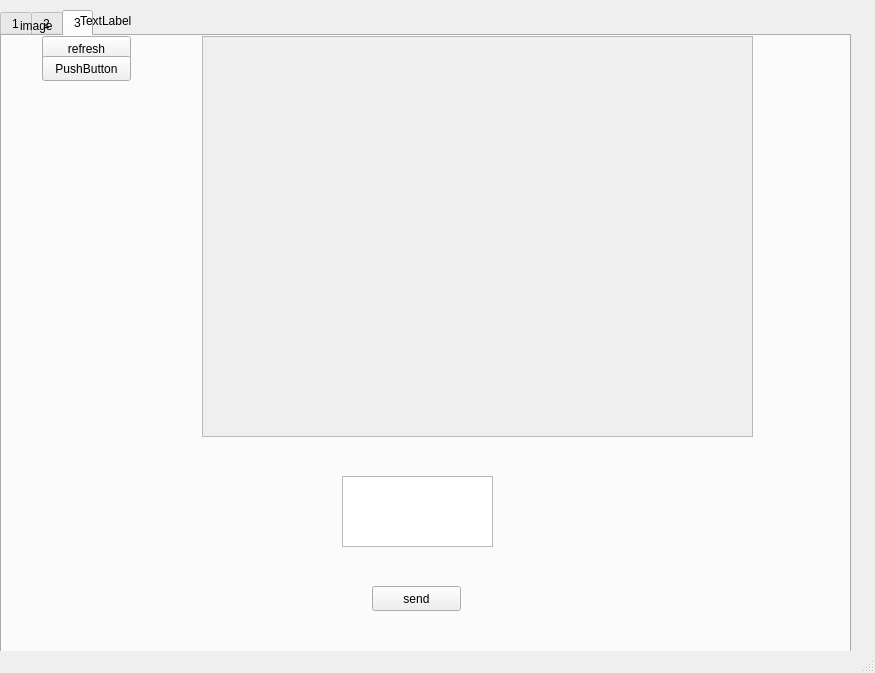
This is src/mainwindow.ui in ciyaca/client as Qt 5 draws it before an edit. The edited form follows.
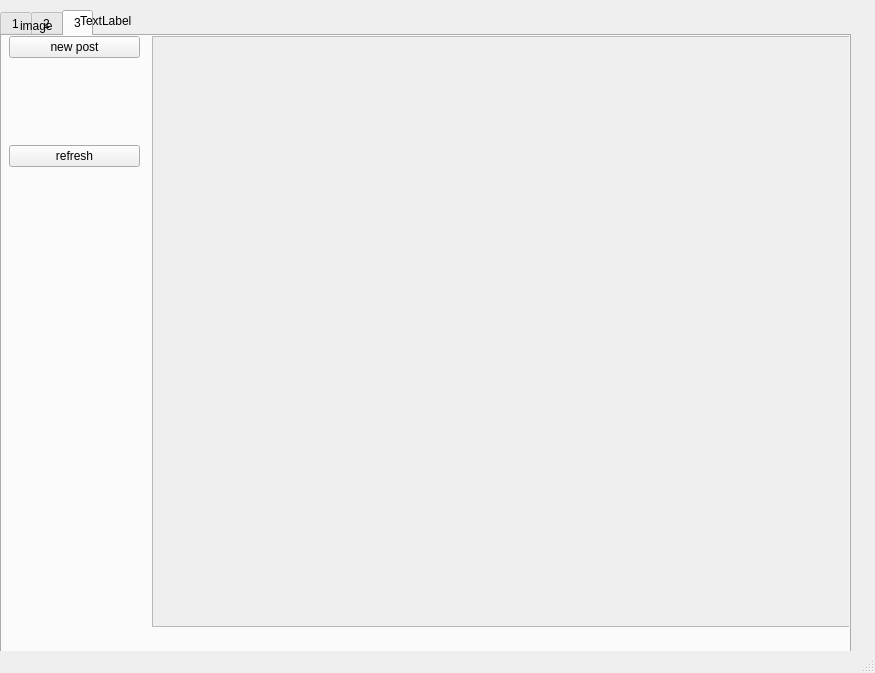
This is the edited form. Icons and pictures are not drawn.

The edit to the form file:
```diff
--- a/src/mainwindow.ui
+++ b/src/mainwindow.ui
@@ -242,22 +242,13 @@
      <attribute name="title">
       <string>3</string>
      </attribute>
-     <widget class="QWidget" name="widget" native="true">
+     <widget class="QScrollArea" name="scrollArea">
       <property name="geometry">
        <rect>
-        <x>40</x>
+        <x>150</x>
         <y>0</y>
-        <width>711</width>
-        <height>401</height>
-       </rect>
-      </property>
-      <widget class="QScrollArea" name="post_view_scroll_area">
-       <property name="geometry">
-        <rect>
-         <x>160</x>
-         <y>0</y>
-         <width>551</width>
-         <height>401</height>
+        <width>721</width>
+        <height>591</height>
         </rect>
        </property>
        <property name="widgetResizable">
@@ -268,71 +259,50 @@
          <rect>
           <x>0</x>
           <y>0</y>
-          <width>549</width>
-          <height>399</height>
+         <width>719</width>
+         <height>589</height>
          </rect>
         </property>
        </widget>
       </widget>
-      <widget class="QPushButton" name="bbs_post_refresh_btn">
+     <widget class="QWidget" name="widget" native="true">
        <property name="geometry">
         <rect>
-         <x>0</x>
+        <x>7</x>
          <y>0</y>
-         <width>89</width>
-         <height>25</height>
-        </rect>
-       </property>
+        <width>131</width>
+        <height>131</height>
+       </rect>
+      </property>
+      <layout class="QVBoxLayout" name="verticalLayout">
+       <item>
+        <widget class="QPushButton" name="bbs_new_post_btn">
+         <property name="text">
+          <string>new post</string>
+         </property>
+        </widget>
+       </item>
+       <item>
+        <spacer name="verticalSpacer">
+         <property name="orientation">
+          <enum>Qt::Vertical</enum>
+         </property>
+         <property name="sizeHint" stdset="0">
+          <size>
+           <width>20</width>
+           <height>40</height>
+          </size>
+         </property>
+        </spacer>
+       </item>
+       <item>
+        <widget class="QPushButton" name="refresh">
        <property name="text">
         <string>refresh</string>
        </property>
       </widget>
-      <widget class="QPushButton" name="pushButton_2">
-       <property name="geometry">
-        <rect>
-         <x>0</x>
-         <y>20</y>
-         <width>89</width>
-         <height>25</height>
-        </rect>
-       </property>
-       <property name="text">
-        <string>PushButton</string>
-       </property>
-      </widget>
-     </widget>
-     <widget class="QWidget" name="widget_2" native="true">
-      <property name="geometry">
-       <rect>
-        <x>280</x>
-        <y>430</y>
-        <width>281</width>
-        <height>161</height>
-       </rect>
-      </property>
-      <widget class="QPushButton" name="bbs_send_btn">
-       <property name="geometry">
-        <rect>
-         <x>90</x>
-         <y>120</y>
-         <width>89</width>
-         <height>25</height>
-        </rect>
-       </property>
-       <property name="text">
-        <string>send</string>
-       </property>
-      </widget>
-      <widget class="QTextEdit" name="textEdit">
-       <property name="geometry">
-        <rect>
-         <x>60</x>
-         <y>10</y>
-         <width>151</width>
-         <height>71</height>
-        </rect>
-       </property>
-      </widget>
+       </item>
+      </layout>
      </widget>
     </widget>
    </widget>
```
Left out of the diff: 2 changed lines with no effect on the pictures. Lines whose indentation alone changed are shown as unchanged.
